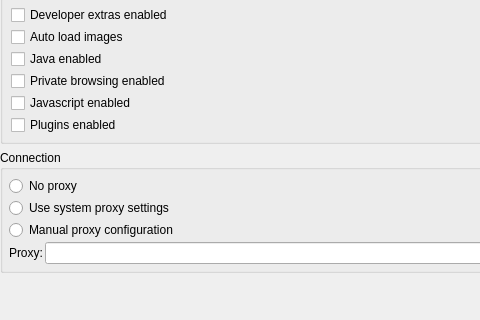
Old version of the form resources/ui/configure/browser.ui in the repository prymatex/prymatex; both pictures show x 0 to 480 and y 84 to 404 of the 592 by 404 pixel window.
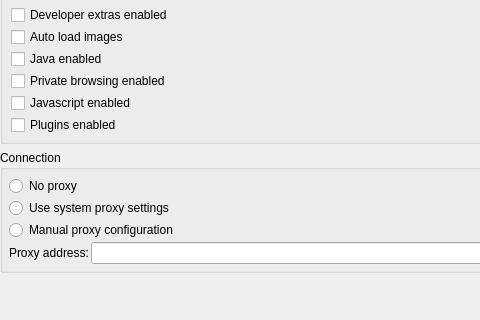
New version of the form.

Diff of the .ui file:
```diff
--- a/resources/ui/configure/browser.ui
+++ b/resources/ui/configure/browser.ui
@@ -141,7 +141,7 @@
       <item row="4" column="0">
        <widget class="QLabel" name="labelProxy">
         <property name="text">
-         <string>Proxy:</string>
+         <string>Proxy address:</string>
         </property>
        </widget>
       </item>
```
Left out of the diff: 2 changed lines with no effect on the pictures.
